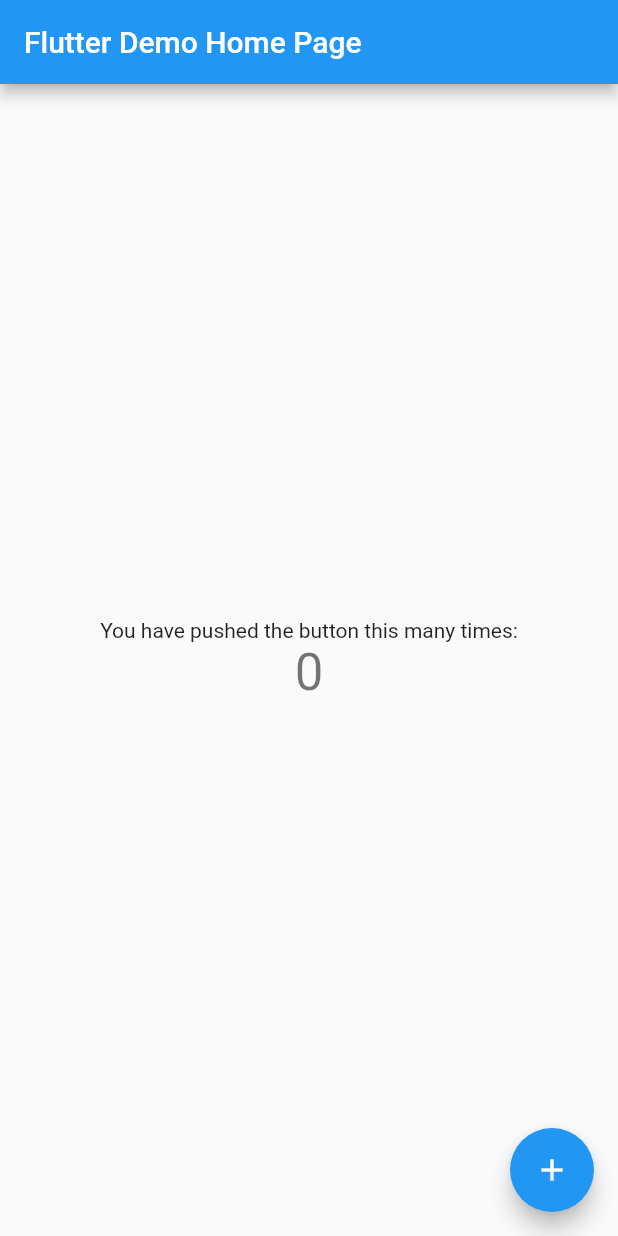
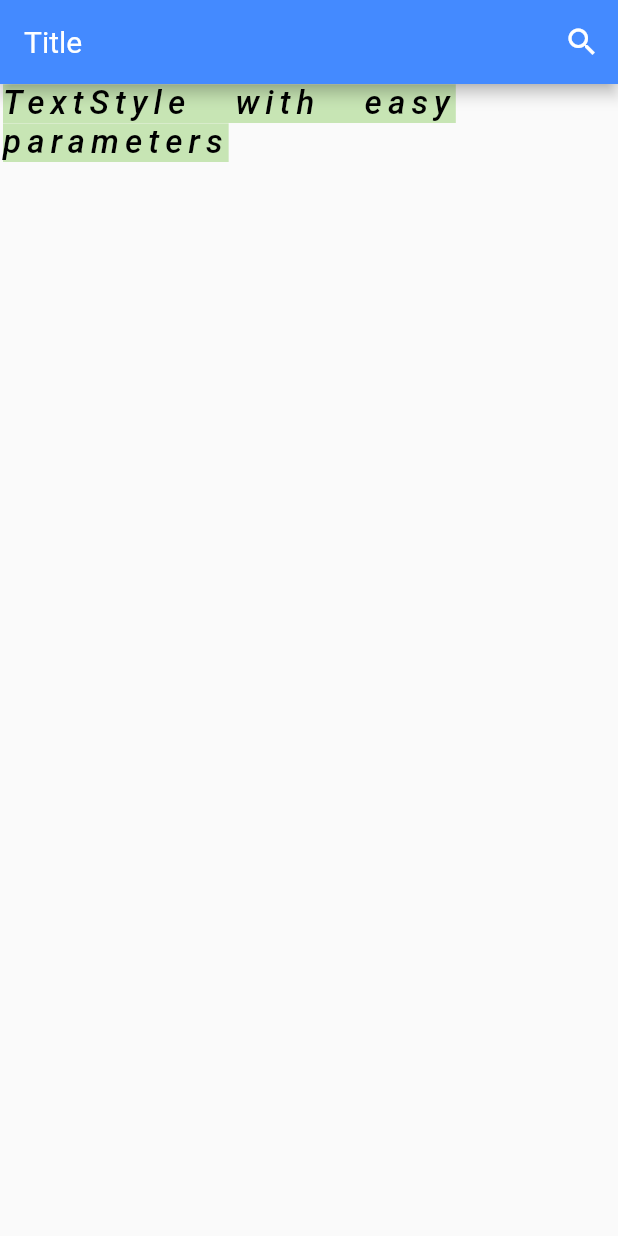
Before and after one commit to nhathoangit/FlutterTraining, a Flutter app: the screen it shows after launch, on a phone screen of 412 x 824 dp. Run offline on Flutter 3.47's test engine with Material 2 defaults, Android fonts, the phone set to English and light mode, and no system bars.

Commit message:
Demo Text and AppBar

```diff
--- a/flutter_training/lib/main.dart
+++ b/flutter_training/lib/main.dart
@@ -9,103 +9,164 @@ class MyApp extends StatelessWidget {
     return MaterialApp(
       title: 'Flutter Demo',
       theme: ThemeData(
-        // This is the theme of your application.
-        //
-        // Try running your application with "flutter run". You'll see the
-        // application has a blue toolbar. Then, without quitting the app, try
-        // changing the primarySwatch below to Colors.green and then invoke
-        // "hot reload" (press "r" in the console where you ran "flutter run",
-        // or simply save your changes to "hot reload" in a Flutter IDE).
-        // Notice that the counter didn't reset back to zero; the application
-        // is not restarted.
         primarySwatch: Colors.blue,
       ),
-      home: MyHomePage(title: 'Flutter Demo Home Page'),
+      home: TextPage(),
+    );
+  }
+
+}
+
+// Demo AppBar
+
+// TODO Simple AppBar with Center Title
+/*
+ AppBar (
+    backgroundColor: Colors.blue,
+    title: new Text("Title"),
+    elevation: 4.0,
+    centerTitle: true,
+),*/
+
+
+// TODO Simple ApBar with IconTheme and TextTheme
+/*
+    AppBar(
+        backgroundColor: Colors.blueAccent,
+        title: new Text("Title"),
+        actions: <Widget>[
+          new IconButton(icon: new Icon(Icons.search),
+              onPressed: (){},
+              ),
+        ],
+        iconTheme: IconThemeData(
+          color: Colors.white,
+        ),
+        textTheme: TextTheme(
+          title: TextStyle(
+            color: Colors.white,
+            fontSize: 20.0,
+          )
+        ),
+      ),
+*/
+
+// TODO AppBar with List Of Action Button
+/*     AppBar(
+        backgroundColor: Colors.blueAccent,
+        title: new Text("Title"),
+        actions: <Widget>[
+          new IconButton(icon: new Icon(Icons.search),
+              onPressed: (){},
+          ),
+          new IconButton(icon: new Icon(Icons.menu),
+            onPressed: (){},
+          ),
+        ],
+      ),
+*/
+
+
+// TODO AppBar with Title and SubTitle at Center
+
+/*    AppBar(
+        automaticallyImplyLeading: false,
+        backgroundColor: Colors.blueAccent,
+        title: Center(
+          child: Column(
+            crossAxisAlignment: CrossAxisAlignment.center,
+            mainAxisSize: MainAxisSize.max,
+            mainAxisAlignment: MainAxisAlignment.center,
+            children: <Widget>[
+              new Text(
+                "Title",
+                style: TextStyle(fontSize: 20.0),
+              ),
+              new Text(
+                "SubTile",
+                style: TextStyle(fontSize: 14.0),
+              )
+            ],
+          ),
+        ),
+      ),*/
+
+
+
+// Demo Text
+class TextPage extends StatefulWidget {
+  @override
+  _TextState createState() => _TextState();
+}
+
+class _TextState extends State<TextPage> {
+  @override
+  Widget build(BuildContext context) {
+    return Scaffold(
+      appBar: AppBar(
+        backgroundColor: Colors.blueAccent,
+        title: new Text("Title"),
+        actions: <Widget>[
+          new IconButton(icon: new Icon(Icons.search),
+            onPressed: (){},
+          ),
+        ],
+        iconTheme: IconThemeData(
+          color: Colors.white,
+        ),
+        textTheme: TextTheme(
+            title: TextStyle(
+              color: Colors.white,
+              fontSize: 20.0,
+            )
+        ),
+      ),
+      body: SingleChildScrollView(
+        child: Text(
+          "TextStyle with easy parameters",
+          style: TextStyle(
+            color: Colors.black,
+            fontSize: 22.0,
+            fontStyle: FontStyle.italic,
+            fontWeight: FontWeight.w500, // Medium
+            background: Paint()
+              ..color = Color(0xffc7e5b4)
+              ..style = PaintingStyle.fill,
+            letterSpacing: 4,
+            wordSpacing: 20, //
+          ),
+        )
+      ),
     );
   }
 }
 
-class MyHomePage extends StatefulWidget {
-  MyHomePage({Key key, this.title}) : super(key: key);
+// Demo Row
 
-  // This widget is the home page of your application. It is stateful, meaning
-  // that it has a State object (defined below) that contains fields that affect
-  // how it looks.
-
-  // This class is the configuration for the state. It holds the values (in this
-  // case the title) provided by the parent (in this case the App widget) and
-  // used by the build method of the State. Fields in a Widget subclass are
-  // always marked "final".
-
-  final String title;
-
+class RowPage extends StatefulWidget {
   @override
-  _MyHomePageState createState() => _MyHomePageState();
+  _RowState createState() => _RowState();
 }
 
-class _MyHomePageState extends State<MyHomePage> {
-  int _counter = 0;
-
-  void _incrementCounter() {
-    setState(() {
-      // This call to setState tells the Flutter framework that something has
-      // changed in this State, which causes it to rerun the build method below
-      // so that the display can reflect the updated values. If we changed
-      // _counter without calling setState(), then the build method would not be
-      // called again, and so nothing would appear to happen.
-      _counter++;
-    });
+class _RowState extends State<RowPage> {
+  @override
+  Widget build(BuildContext context) {
+    return Row(
+      children: [
+        Expanded(
+          flex: 7,
+          child: Container(
+            color: Colors.green,
+          ),
+        ),
+        Expanded(
+          flex: 3,
+          child: Container(
+            color: Colors.yellow,
+          ),
+        ),
+      ],
+    );
   }
 
-  @override
-  Widget build(BuildContext context) {
-    // This method is rerun every time setState is called, for instance as done
-    // by the _incrementCounter method above.
-    //
-    // The Flutter framework has been optimized to make rerunning build methods
-    // fast, so that you can just rebuild anything that needs updating rather
-    // than having to individually change instances of widgets.
-    return Scaffold(
-      appBar: AppBar(
-        // Here we take the value from the MyHomePage object that was created by
-        // the App.build method, and use it to set our appbar title.
-        title: Text(widget.title),
-      ),
-      body: Center(
-        // Center is a layout widget. It takes a single child and positions it
-        // in the middle of the parent.
-        child: Column(
-          // Column is also layout widget. It takes a list of children and
-          // arranges them vertically. By default, it sizes itself to fit its
-          // children horizontally, and tries to be as tall as its parent.
-          //
-          // Invoke "debug painting" (press "p" in the console, choose the
-          // "Toggle Debug Paint" action from the Flutter Inspector in Android
-          // Studio, or the "Toggle Debug Paint" command in Visual Studio Code)
-          // to see the wireframe for each widget.
-          //
-          // Column has various properties to control how it sizes itself and
-          // how it positions its children. Here we use mainAxisAlignment to
-          // center the children vertically; the main axis here is the vertical
-          // axis because Columns are vertical (the cross axis would be
-          // horizontal).
-          mainAxisAlignment: MainAxisAlignment.center,
-          children: <Widget>[
-            Text(
-              'You have pushed the button this many times:',
-            ),
-            Text(
-              '$_counter',
-              style: Theme.of(context).textTheme.display1,
-            ),
-          ],
-        ),
-      ),
-      floatingActionButton: FloatingActionButton(
-        onPressed: _incrementCounter,
-        tooltip: 'Increment',
-        child: Icon(Icons.add),
-      ), // This trailing comma makes auto-formatting nicer for build methods.
-    );
-  }
 }
```
